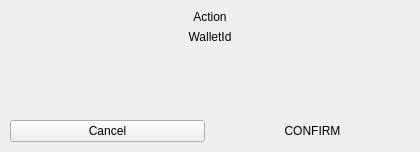
First picture: the form in BlockSettleUILib/EnterWalletPassword.ui, repository BlockSettle/terminal, before the edit.
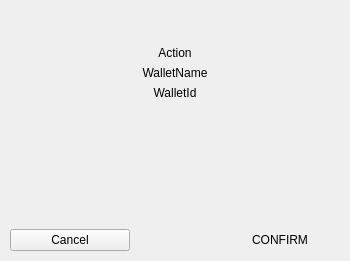
Second picture: the form after the edit. Custom widgets are drawn as their Qt base class.

```diff
--- a/BlockSettleUILib/EnterWalletPassword.ui
+++ b/BlockSettleUILib/EnterWalletPassword.ui
@@ -6,8 +6,8 @@
    <rect>
     <x>0</x>
     <y>0</y>
-    <width>420</width>
-    <height>152</height>
+    <width>350</width>
+    <height>261</height>
    </rect>
   </property>
   <property name="sizePolicy">
@@ -18,10 +18,16 @@
   </property>
   <property name="minimumSize">
    <size>
-    <width>420</width>
+    <width>350</width>
     <height>0</height>
    </size>
   </property>
+  <property name="maximumSize">
+   <size>
+    <width>350</width>
+    <height>16777215</height>
+   </size>
+  </property>
   <property name="windowTitle">
    <string>Sign Transaction</string>
   </property>
@@ -38,6 +44,31 @@
    <property name="bottomMargin">
     <number>0</number>
    </property>
+   <item>
+    <widget class="QLabel" name="labelSpacer">
+     <property name="minimumSize">
+      <size>
+       <width>0</width>
+       <height>30</height>
+      </size>
+     </property>
+     <property name="maximumSize">
+      <size>
+       <width>16777215</width>
+       <height>30</height>
+      </size>
+     </property>
+     <property name="text">
+      <string/>
+     </property>
+     <property name="alignment">
+      <set>Qt::AlignCenter</set>
+     </property>
+     <property name="whiteLabel" stdset="0">
+      <bool>true</bool>
+     </property>
+    </widget>
+   </item>
    <item>
     <widget class="QLabel" name="labelAction">
      <property name="text">
@@ -46,6 +77,22 @@
      <property name="alignment">
       <set>Qt::AlignCenter</set>
      </property>
+     <property name="whiteLabel" stdset="0">
+      <bool>true</bool>
+     </property>
+    </widget>
+   </item>
+   <item>
+    <widget class="QLabel" name="labelWalletName">
+     <property name="text">
+      <string>WalletName</string>
+     </property>
+     <property name="alignment">
+      <set>Qt::AlignCenter</set>
+     </property>
+     <property name="whiteLabel" stdset="0">
+      <bool>true</bool>
+     </property>
     </widget>
    </item>
    <item>
@@ -61,6 +108,9 @@
    <item>
     <widget class="QWidget" name="widget" native="true">
      <layout class="QVBoxLayout" name="verticalLayout">
+      <property name="topMargin">
+       <number>30</number>
+      </property>
       <item>
        <widget class="WalletKeysSubmitWidget" name="widgetSubmitKeys" native="true">
         <property name="sizePolicy">
@@ -100,7 +150,7 @@
      </property>
      <layout class="QHBoxLayout" name="horizontalLayout">
       <property name="spacing">
-       <number>10</number>
+       <number>0</number>
       </property>
       <property name="leftMargin">
        <number>10</number>
@@ -114,8 +164,30 @@
       <property name="bottomMargin">
        <number>10</number>
       </property>
+      <item>
+       <spacer name="spacerLeft">
+        <property name="orientation">
+         <enum>Qt::Horizontal</enum>
+        </property>
+        <property name="sizeType">
+         <enum>QSizePolicy::Fixed</enum>
+        </property>
+        <property name="sizeHint" stdset="0">
+         <size>
+          <width>0</width>
+          <height>20</height>
+         </size>
+        </property>
+       </spacer>
+      </item>
       <item>
        <widget class="QPushButton" name="pushButtonCancel">
+        <property name="minimumSize">
+         <size>
+          <width>120</width>
+          <height>0</height>
+         </size>
+        </property>
         <property name="text">
          <string>Cancel</string>
         </property>
@@ -124,8 +196,27 @@
         </property>
        </widget>
       </item>
+      <item>
+       <spacer name="spacerMid">
+        <property name="orientation">
+         <enum>Qt::Horizontal</enum>
+        </property>
+        <property name="sizeHint" stdset="0">
+         <size>
+          <width>40</width>
+          <height>20</height>
+         </size>
+        </property>
+       </spacer>
+      </item>
       <item>
        <widget class="QPushButton" name="pushButtonOk">
+        <property name="minimumSize">
+         <size>
+          <width>120</width>
+          <height>0</height>
+         </size>
+        </property>
         <property name="text">
          <string>CONFIRM</string>
         </property>
```
Left out of the diff: 3 changed lines with no effect on the pictures.
